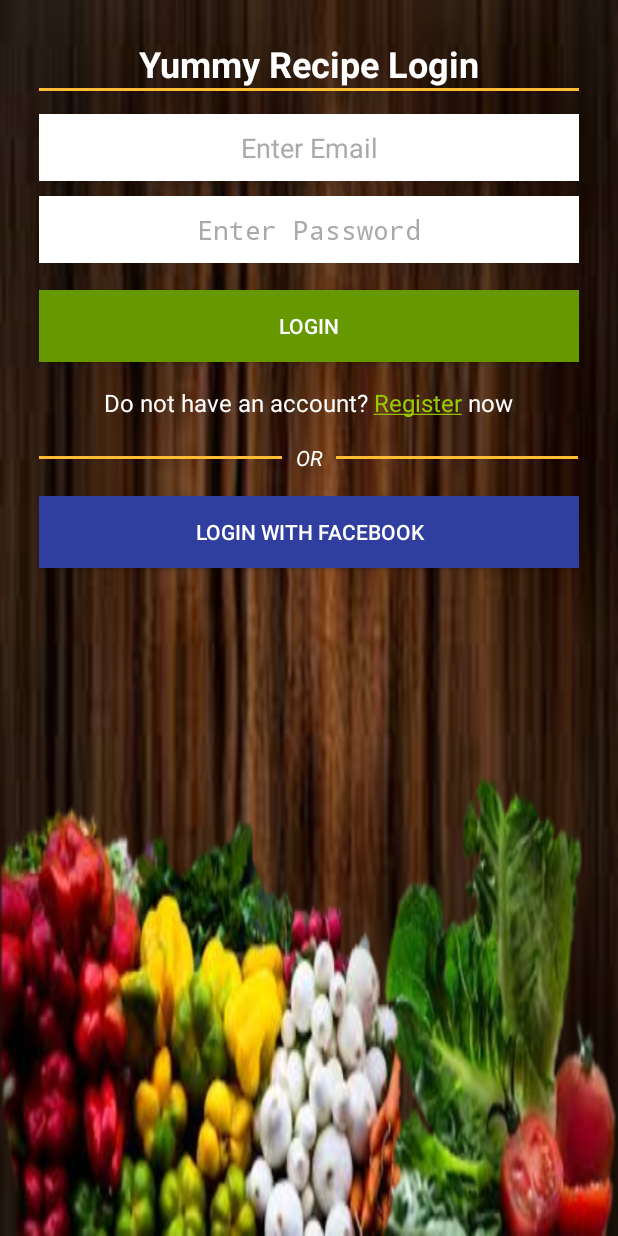
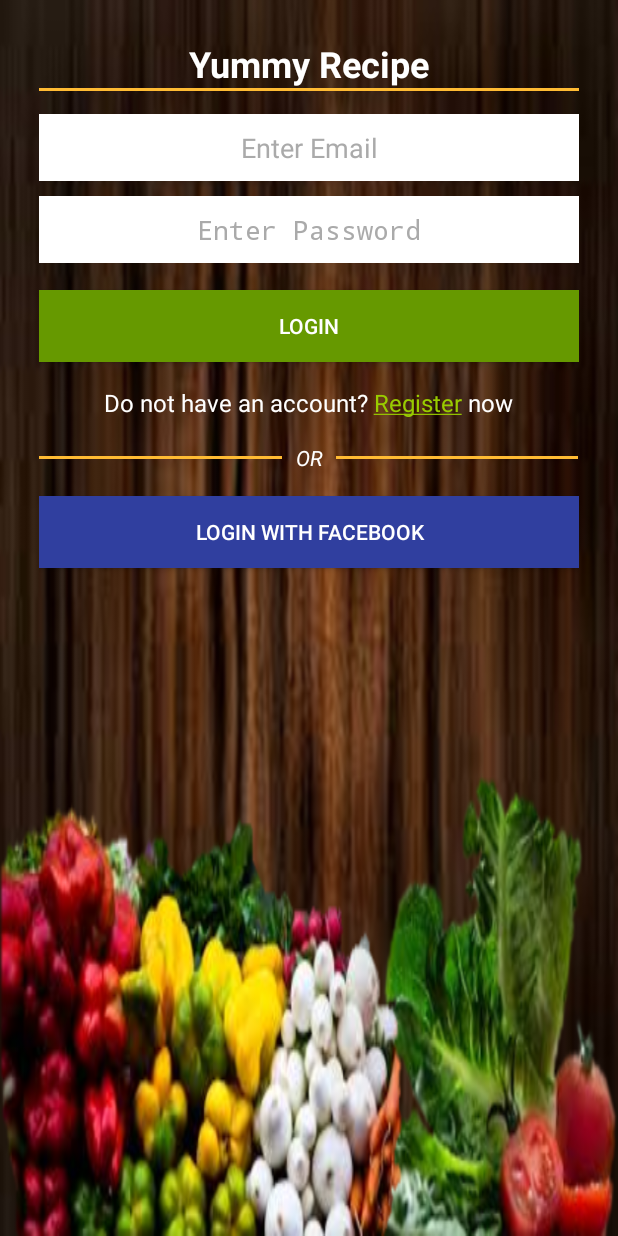
Before and after one commit to rachnagajre/RecipeApp, an Android app: the screen it shows after launch (LoginActivity), on a phone screen of 412 x 824 dp. Run offline under Robolectric (Android 15) with nearby library versions, the phone set to English and light mode, and no system bars; 1 statement that could not run was skipped.

Commit message:
minor ui changes

```diff
--- a/YummyRecipes/YummyRecipes/src/main/res/values/strings.xml
+++ b/YummyRecipes/YummyRecipes/src/main/res/values/strings.xml
@@ -69,7 +69,7 @@
     <string name="button_submit">Submit</string>
 
     <string name="activity_registration">Yummy Recipe Registration</string>
-    <string name="activity_login">Yummy Recipe Login</string>
+    <string name="activity_login">Yummy Recipe</string>
     <string name="divider_or">OR</string>
     <string name="register_prompt">Do not have an account? Register now</string>
     <string name="register_link">Register</string>
```
